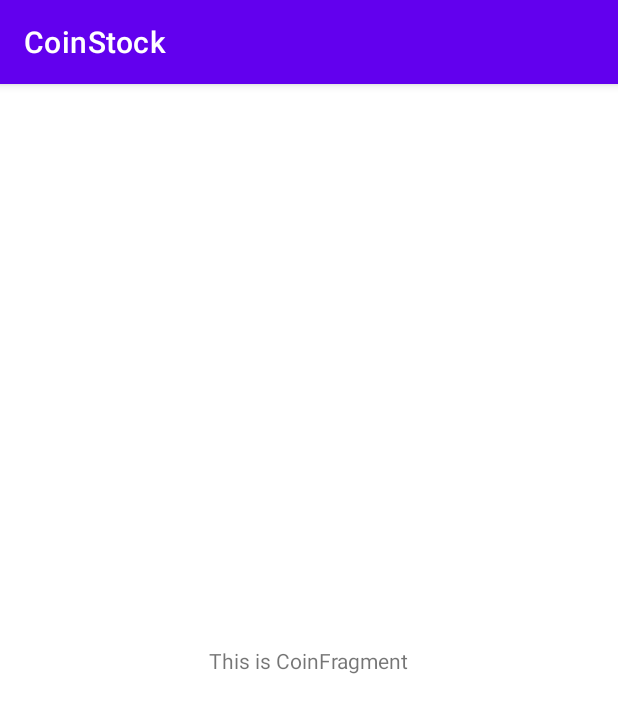
After one commit to devmk1090/CoinStock, an Android app: the fragment CoinFragment shown on its own in the app's theme, on a phone screen of 412 x 824 dp. The commit adds this screen. Shown: the top 713 px of the screen. Run offline under Robolectric (Android 15) with nearby library versions, the phone set to English and light mode, and no system bars; our stand-ins replace data binding.

```diff
--- a/app/build.gradle
+++ b/app/build.gradle
@@ -44,6 +44,8 @@ dependencies {
     implementation 'androidx.appcompat:appcompat:1.6.1'
     implementation 'com.google.android.material:material:1.9.0'
     implementation 'androidx.constraintlayout:constraintlayout:2.1.4'
+    implementation "androidx.fragment:fragment-ktx:1.5.7"
+
     testImplementation 'junit:junit:4.13.2'
     androidTestImplementation 'androidx.test.ext:junit:1.1.5'
     androidTestImplementation 'androidx.test.espresso:espresso-core:3.5.1'
--- /dev/null
+++ b/app/src/main/java/com/devkproject/coinstock/ui/CoinFragment.kt
@@ -0,0 +1,22 @@
+package com.devkproject.coinstock.ui
+
+import android.os.Bundle
+import android.view.LayoutInflater
+import android.view.View
+import android.view.ViewGroup
+import androidx.fragment.app.Fragment
+import com.devkproject.coinstock.databinding.FragmentCoinBinding
+
+class CoinFragment : Fragment() {
+
+    private lateinit var binding: FragmentCoinBinding
+
+    override fun onCreateView(
+        inflater: LayoutInflater,
+        container: ViewGroup?,
+        savedInstanceState: Bundle?
+    ): View? {
+        binding = FragmentCoinBinding.inflate(layoutInflater)
+        return binding.root
+    }
+}
--- /dev/null
+++ b/app/src/main/res/layout/fragment_coin.xml
@@ -0,0 +1,25 @@
+<?xml version="1.0" encoding="utf-8"?>
+<layout xmlns:android="http://schemas.android.com/apk/res/android"
+    xmlns:app="http://schemas.android.com/apk/res-auto"
+    xmlns:tools="http://schemas.android.com/tools">
+
+    <data>
+
+    </data>
+
+    <androidx.constraintlayout.widget.ConstraintLayout
+        android:layout_width="match_parent"
+        android:layout_height="match_parent">
+
+        <TextView
+            android:text="This is CoinFragment"
+            app:layout_constraintTop_toTopOf="parent"
+            app:layout_constraintBottom_toBottomOf="parent"
+            app:layout_constraintStart_toStartOf="parent"
+            app:layout_constraintEnd_toEndOf="parent"
+            android:layout_width="wrap_content"
+            android:layout_height="wrap_content"/>
+
+    </androidx.constraintlayout.widget.ConstraintLayout>
+
+</layout>
```
Also changed, not shown: app/src/main/java/com/devkproject/coinstock/MainActivity.kt (+25 -1 lines), app/src/main/java/com/devkproject/coinstock/extensions/ActivityExtensions.kt (added, +21 -0 lines), app/src/main/res/layout/activity_main.xml (+9 -2 lines).
